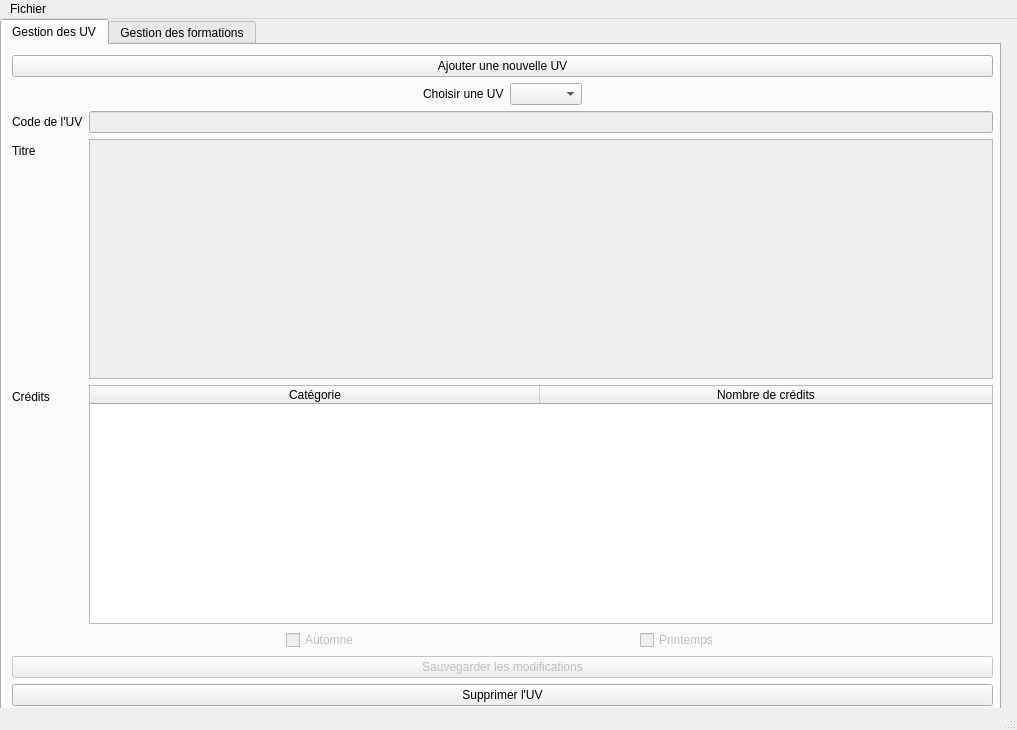
Before: the Qt Designer form mainwindow.ui in Clement-Fichmann/UTProfiler, drawn with Qt 5.
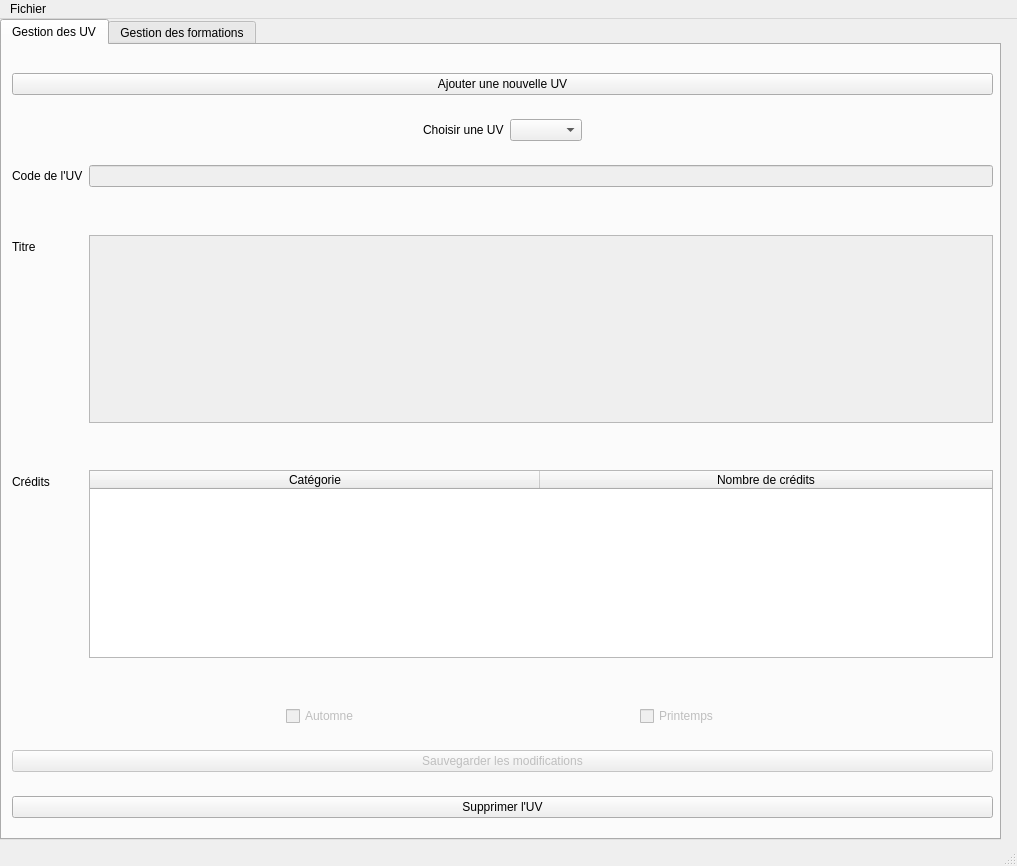
After: the same form once the commit is applied. The open tabs and pages were chosen to show the change.

Commit message: Formation integration in the UI

```diff
--- a/mainwindow.ui
+++ b/mainwindow.ui
@@ -7,7 +7,7 @@
     <x>0</x>
     <y>0</y>
     <width>1017</width>
-    <height>730</height>
+    <height>866</height>
    </rect>
   </property>
   <property name="windowTitle">
@@ -20,7 +20,7 @@
       <x>0</x>
       <y>0</y>
       <width>1001</width>
-      <height>691</height>
+      <height>821</height>
      </rect>
     </property>
     <property name="currentIndex">
@@ -36,10 +36,23 @@
         <x>10</x>
         <y>10</y>
         <width>981</width>
-        <height>651</height>
+        <height>781</height>
        </rect>
       </property>
       <layout class="QVBoxLayout" name="mainLayout">
+       <item>
+        <spacer name="verticalSpacer">
+         <property name="orientation">
+          <enum>Qt::Vertical</enum>
+         </property>
+         <property name="sizeHint" stdset="0">
+          <size>
+           <width>20</width>
+           <height>40</height>
+          </size>
+         </property>
+        </spacer>
+       </item>
        <item>
         <widget class="QPushButton" name="btnAjouterUV">
          <property name="text">
@@ -47,6 +60,19 @@
          </property>
         </widget>
        </item>
+       <item>
+        <spacer name="verticalSpacer_2">
+         <property name="orientation">
+          <enum>Qt::Vertical</enum>
+         </property>
+         <property name="sizeHint" stdset="0">
+          <size>
+           <width>20</width>
+           <height>40</height>
+          </size>
+         </property>
+        </spacer>
+       </item>
        <item>
         <layout class="QHBoxLayout" name="horizontalLayout">
          <item>
@@ -91,6 +117,19 @@
          </item>
         </layout>
        </item>
+       <item>
+        <spacer name="verticalSpacer_3">
+         <property name="orientation">
+          <enum>Qt::Vertical</enum>
+         </property>
+         <property name="sizeHint" stdset="0">
+          <size>
+           <width>20</width>
+           <height>40</height>
+          </size>
+         </property>
+        </spacer>
+       </item>
        <item>
         <layout class="QFormLayout" name="formLayout">
          <property name="fieldGrowthPolicy">
@@ -110,28 +149,41 @@
            </property>
           </widget>
          </item>
-         <item row="1" column="0">
+         <item row="1" column="1">
+          <spacer name="verticalSpacer_4">
+           <property name="orientation">
+            <enum>Qt::Vertical</enum>
+           </property>
+           <property name="sizeHint" stdset="0">
+            <size>
+             <width>20</width>
+             <height>40</height>
+            </size>
+           </property>
+          </spacer>
+         </item>
+         <item row="2" column="0">
           <widget class="QLabel" name="lblDescription">
            <property name="text">
             <string>Titre</string>
            </property>
           </widget>
          </item>
-         <item row="1" column="1">
+         <item row="2" column="1">
           <widget class="QTextEdit" name="txtDescription">
            <property name="enabled">
             <bool>false</bool>
            </property>
           </widget>
          </item>
-         <item row="2" column="0">
+         <item row="4" column="0">
           <widget class="QLabel" name="lblCredits">
            <property name="text">
             <string>Crédits</string>
            </property>
           </widget>
          </item>
-         <item row="2" column="1">
+         <item row="4" column="1">
           <widget class="QTableWidget" name="tableCredits">
            <property name="layoutDirection">
             <enum>Qt::LeftToRight</enum>
@@ -160,6 +212,32 @@
            </column>
           </widget>
          </item>
+         <item row="3" column="1">
+          <spacer name="verticalSpacer_5">
+           <property name="orientation">
+            <enum>Qt::Vertical</enum>
+           </property>
+           <property name="sizeHint" stdset="0">
+            <size>
+             <width>20</width>
+             <height>40</height>
+            </size>
+           </property>
+          </spacer>
+         </item>
+         <item row="5" column="1">
+          <spacer name="verticalSpacer_6">
+           <property name="orientation">
+            <enum>Qt::Vertical</enum>
+           </property>
+           <property name="sizeHint" stdset="0">
+            <size>
+             <width>20</width>
+             <height>40</height>
+            </size>
+           </property>
+          </spacer>
+         </item>
         </layout>
        </item>
        <item>
@@ -225,6 +303,19 @@
          </item>
         </layout>
        </item>
+       <item>
+        <spacer name="verticalSpacer_7">
+         <property name="orientation">
+          <enum>Qt::Vertical</enum>
+         </property>
+         <property name="sizeHint" stdset="0">
+          <size>
+           <width>20</width>
+           <height>40</height>
+          </size>
+         </property>
+        </spacer>
+       </item>
        <item>
         <widget class="QPushButton" name="btnSauverUV">
          <property name="enabled">
@@ -235,6 +326,19 @@
          </property>
         </widget>
        </item>
+       <item>
+        <spacer name="verticalSpacer_8">
+         <property name="orientation">
+          <enum>Qt::Vertical</enum>
+         </property>
+         <property name="sizeHint" stdset="0">
+          <size>
+           <width>20</width>
+           <height>40</height>
+          </size>
+         </property>
+        </spacer>
+       </item>
        <item>
         <widget class="QPushButton" name="btnDeleteUV">
          <property name="text">
@@ -242,6 +346,19 @@
          </property>
         </widget>
        </item>
+       <item>
+        <spacer name="verticalSpacer_9">
+         <property name="orientation">
+          <enum>Qt::Vertical</enum>
+         </property>
+         <property name="sizeHint" stdset="0">
+          <size>
+           <width>20</width>
+           <height>40</height>
+          </size>
+         </property>
+        </spacer>
+       </item>
       </layout>
      </widget>
     </widget>
```
Left out of the diff: 38 changed lines with no effect on the pictures. The commit also changes 2 other files.
